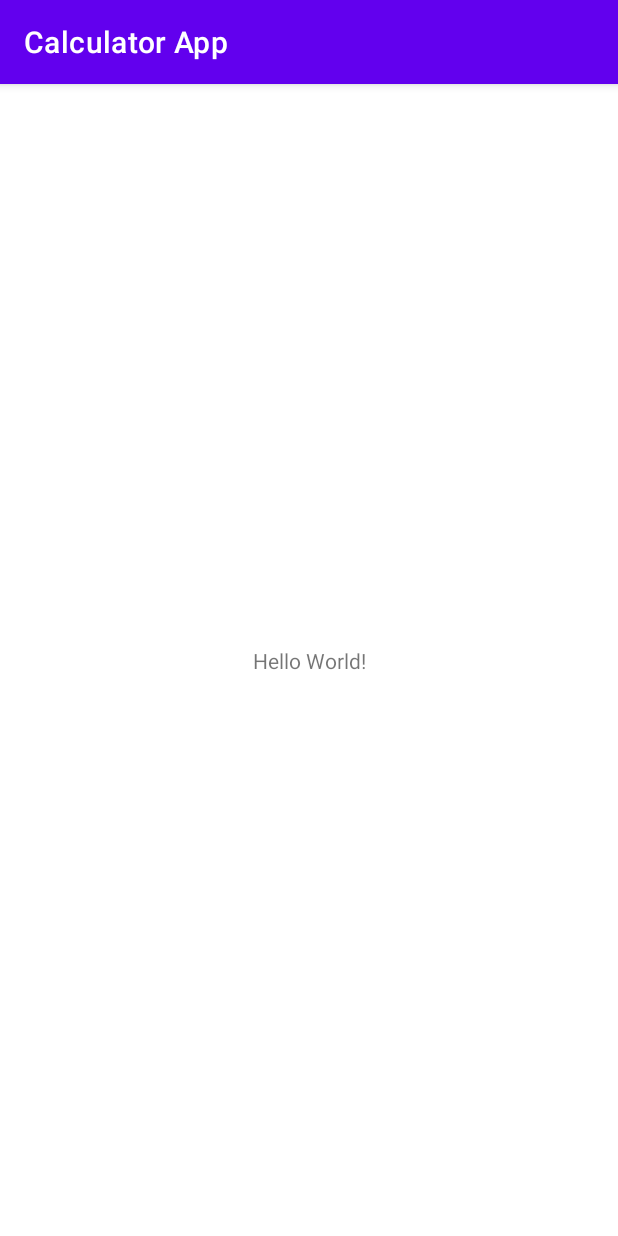
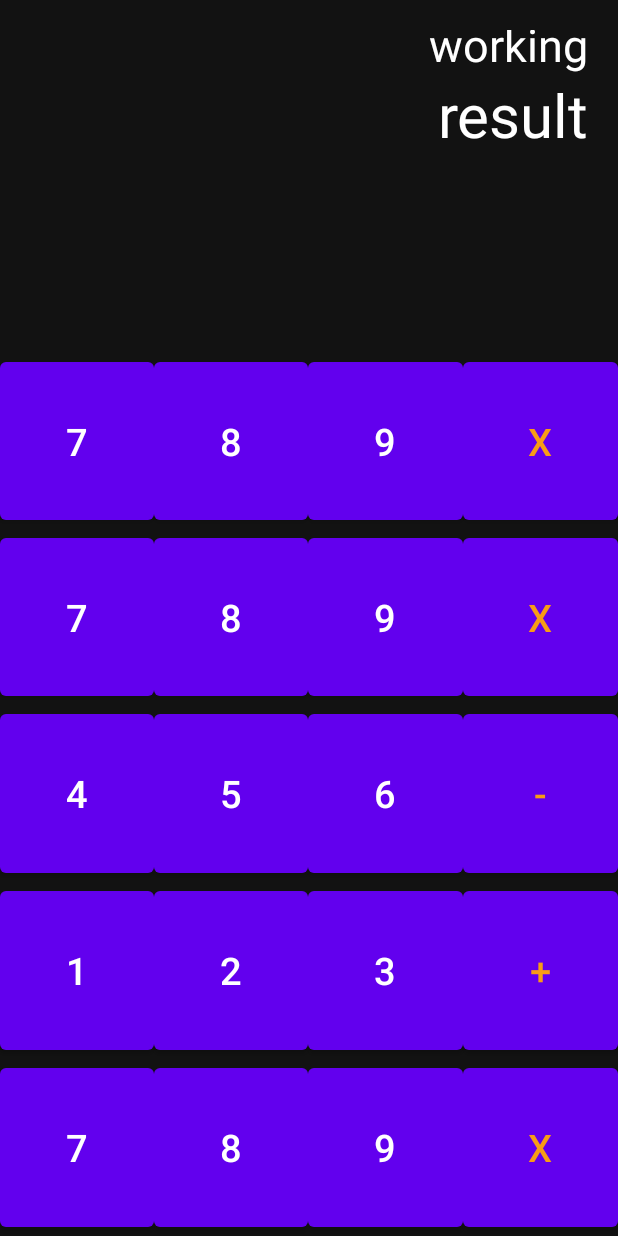
Before and after one commit to JohnyRico2022/Calculator, an Android app: the screen it shows after launch (MainActivity), on a phone screen of 412 x 824 dp. Run offline under Robolectric (Android 15) with nearby library versions, the phone set to English and light mode, and no system bars.

Commit message:
created XML

```diff
--- a/app/src/main/res/layout/activity_main.xml
+++ b/app/src/main/res/layout/activity_main.xml
@@ -1,18 +1,148 @@
 <?xml version="1.0" encoding="utf-8"?>
-<androidx.constraintlayout.widget.ConstraintLayout xmlns:android="http://schemas.android.com/apk/res/android"
+<LinearLayout
+    xmlns:android="http://schemas.android.com/apk/res/android"
     xmlns:app="http://schemas.android.com/apk/res-auto"
     xmlns:tools="http://schemas.android.com/tools"
     android:layout_width="match_parent"
     android:layout_height="match_parent"
+    android:orientation="vertical"
+    android:background="@color/background"
     tools:context=".MainActivity">
+    <androidx.constraintlayout.widget.ConstraintLayout
+        android:layout_width="match_parent"
+        android:layout_height="0dp"
+        android:layout_weight="2"
+        android:padding="20dp">
 
         <TextView
-        android:layout_width="wrap_content"
+            android:id="@+id/workingsTV"
+            android:layout_width="match_parent"
             android:layout_height="wrap_content"
-        android:text="Hello World!"
+            android:lines="2"
+            android:maxLines="2"
+            android:text="working"
+            android:textAlignment="textEnd"
+            android:textColor="@color/white"
+            android:textSize="30sp"
+            app:layout_constraintBottom_toTopOf="@+id/resultTV"
+            app:layout_constraintEnd_toEndOf="parent"
+            app:layout_constraintHorizontal_bias="0.6"
+            app:layout_constraintStart_toStartOf="parent"
+            app:layout_constraintTop_toTopOf="parent"
+            app:layout_constraintVertical_bias="0.25" />
+
+        <TextView
+            android:id="@+id/resultTV"
+            android:layout_width="match_parent"
+            android:layout_height="wrap_content"
+            android:lines="1"
+            android:maxLines="1"
+            android:text="result"
+            android:textAlignment="textEnd"
+            android:textColor="@color/white"
+            android:textSize="40sp"
             app:layout_constraintBottom_toBottomOf="parent"
             app:layout_constraintEnd_toEndOf="parent"
             app:layout_constraintStart_toStartOf="parent"
-        app:layout_constraintTop_toTopOf="parent" />
+            app:layout_constraintTop_toTopOf="parent"
+            app:layout_constraintVertical_bias="0.209" />
 
     </androidx.constraintlayout.widget.ConstraintLayout>
+
+    <LinearLayout
+        style="@style/buttonRow">
+
+        <Button
+            style="@style/buttonNumber"
+            android:text="7"/>
+        <Button
+            style="@style/buttonNumber"
+            android:text="8"/>
+
+        <Button
+            style="@style/buttonNumber"
+            android:text="9"/>
+        <Button
+            style="@style/buttonOperator"
+            android:text="X"/>
+
+    </LinearLayout>
+    <LinearLayout
+        style="@style/buttonRow">
+
+        <Button
+            style="@style/buttonNumber"
+            android:text="7"/>
+        <Button
+            style="@style/buttonNumber"
+            android:text="8"/>
+
+        <Button
+            style="@style/buttonNumber"
+            android:text="9"/>
+        <Button
+            style="@style/buttonOperator"
+            android:text="X"/>
+
+    </LinearLayout>
+    <LinearLayout
+        style="@style/buttonRow">
+
+        <Button
+            style="@style/buttonNumber"
+            android:text="4"/>
+        <Button
+            style="@style/buttonNumber"
+            android:text="5"/>
+
+        <Button
+            style="@style/buttonNumber"
+            android:text="6"/>
+        <Button
+            style="@style/buttonOperator"
+            android:text="-"/>
+
+    </LinearLayout>
+    <LinearLayout
+        style="@style/buttonRow">
+
+        <Button
+            style="@style/buttonNumber"
+            android:text="1"/>
+        <Button
+            style="@style/buttonNumber"
+            android:text="2"/>
+
+        <Button
+            style="@style/buttonNumber"
+            android:text="3"/>
+        <Button
+            style="@style/buttonOperator"
+            android:text="+"/>
+
+    </LinearLayout>
+    <LinearLayout
+        style="@style/buttonRow">
+
+        <Button
+            style="@style/buttonNumber"
+            android:text="7"/>
+        <Button
+            style="@style/buttonNumber"
+            android:text="8"/>
+
+        <Button
+            style="@style/buttonNumber"
+            android:text="9"/>
+        <Button
+            style="@style/buttonOperator"
+            android:text="X"/>
+
+    </LinearLayout>
+
+
+
+
+
+
+</LinearLayout>
--- a/app/src/main/res/values-night/themes.xml
+++ /dev/null
@@ -1,16 +0,0 @@
-<resources xmlns:tools="http://schemas.android.com/tools">
-    <!-- Base application theme. -->
-    <style name="Theme.CalculatorApp" parent="Theme.MaterialComponents.DayNight.DarkActionBar">
-        <!-- Primary brand color. -->
-        <item name="colorPrimary">@color/purple_200</item>
-        <item name="colorPrimaryVariant">@color/purple_700</item>
-        <item name="colorOnPrimary">@color/black</item>
-        <!-- Secondary brand color. -->
-        <item name="colorSecondary">@color/teal_200</item>
-        <item name="colorSecondaryVariant">@color/teal_200</item>
-        <item name="colorOnSecondary">@color/black</item>
-        <!-- Status bar color. -->
-        <item name="android:statusBarColor">?attr/colorPrimaryVariant</item>
-        <!-- Customize your theme here. -->
-    </style>
-</resources>
--- a/app/src/main/res/values/colors.xml
+++ b/app/src/main/res/values/colors.xml
@@ -7,4 +7,8 @@
     <color name="teal_700">#FF018786</color>
     <color name="black">#FF000000</color>
     <color name="white">#FFFFFFFF</color>
+    <color name="orange">#f89c16</color>
+    <color name="dark_grey">#414141</color>
+    <color name="light_grey">#b5b5b5</color>
+    <color name="background">#121212</color>
 </resources>
--- /dev/null
+++ b/app/src/main/res/values/styles.xml
@@ -0,0 +1,27 @@
+<?xml version="1.0" encoding="utf-8"?>
+<resources>
+   <style name="buttonRow">
+       <item name="android:layout_weight">1</item>
+       <item name="android:layout_width">match_parent</item>
+       <item name="android:layout_height">0dp</item>
+   </style>
+
+    <style name="buttonNumber">
+        <item name="android:layout_weight">1</item>
+        <item name="android:layout_width">0dp</item>
+        <item name="android:layout_height">match_parent</item>
+        <item name="android:background">@null</item>
+        <item name="android:textSize">25sp</item>
+        <item name="android:textColor">@color/white</item>
+        <item name="android:onClick">numberAction</item>
+    </style>
+    <style name="buttonOperator">
+        <item name="android:layout_weight">1</item>
+        <item name="android:layout_width">0dp</item>
+        <item name="android:layout_height">match_parent</item>
+        <item name="android:background">@null</item>
+        <item name="android:textSize">25sp</item>
+        <item name="android:textColor">@color/orange</item>
+        <item name="android:onClick">operationAction</item>
+    </style>
+</resources>
--- a/app/src/main/res/values/themes.xml
+++ b/app/src/main/res/values/themes.xml
@@ -1,6 +1,6 @@
 <resources xmlns:tools="http://schemas.android.com/tools">
     <!-- Base application theme. -->
-    <style name="Theme.CalculatorApp" parent="Theme.MaterialComponents.DayNight.DarkActionBar">
+    <style name="Theme.CalculatorApp" parent="Theme.MaterialComponents.DayNight.NoActionBar">
         <!-- Primary brand color. -->
         <item name="colorPrimary">@color/purple_500</item>
         <item name="colorPrimaryVariant">@color/purple_700</item>
```
Lines whose indentation alone changed are shown as unchanged.
